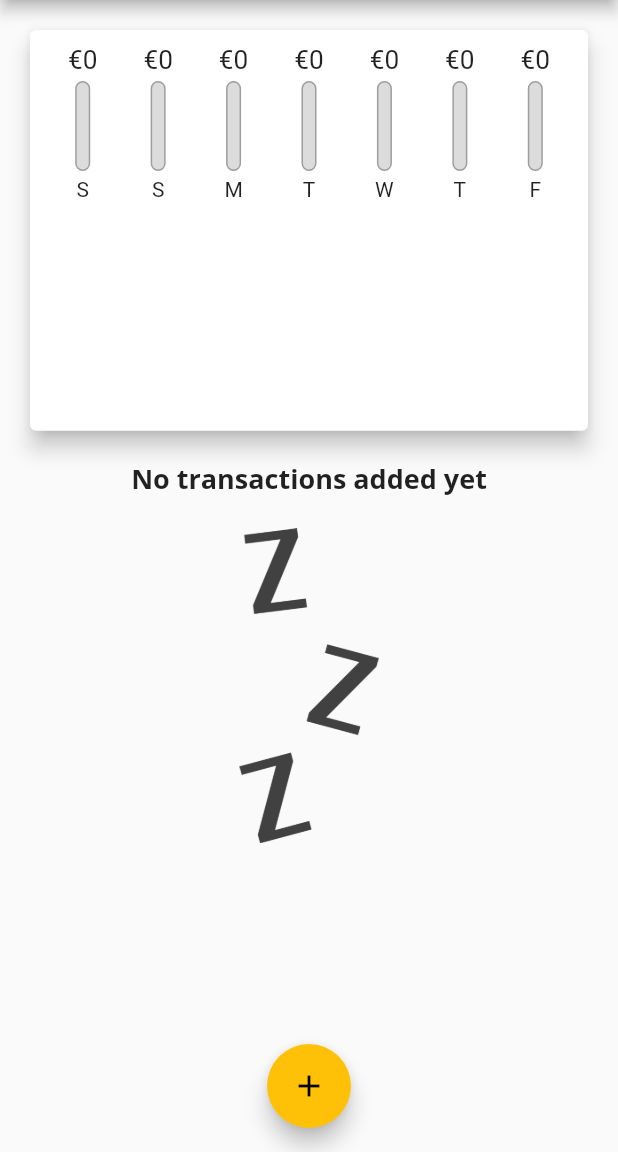
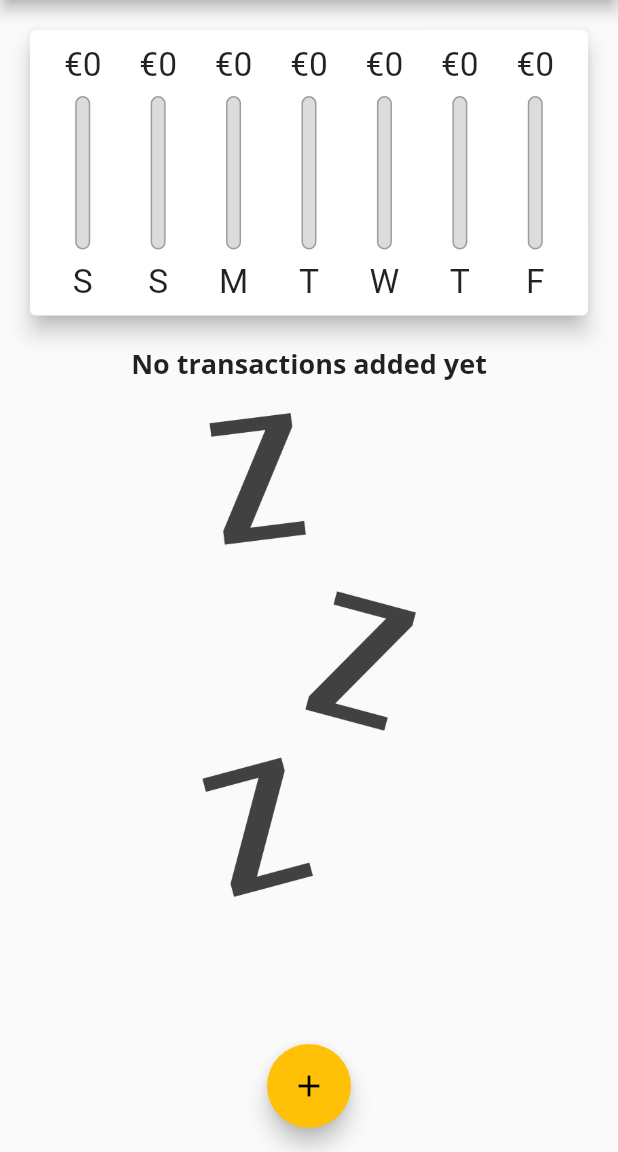
Before and after one commit to airinpopcorn/expenses_project, a Flutter app: the screen it shows after launch, on a phone screen of 412 x 824 dp, the part 84-1236 px from its top. Run offline on Flutter 3.47's test engine with Material 2 defaults, Android fonts, the phone set to English and light mode, and no system bars.

Commit message:
Add different widgets deppending on orientation of device

```diff
--- a/lib/main.dart
+++ b/lib/main.dart
@@ -43,6 +43,7 @@ class MyHomePage extends StatefulWidget {
 
 class _MyHomePageState extends State<MyHomePage> {
   final List<Transaction> _userTransactions = [];
+  bool _showChart = false;
 
   List<Transaction> get _recentTransactions {
     return _userTransactions.where((transaction) {
@@ -81,6 +82,8 @@ class _MyHomePageState extends State<MyHomePage> {
 
   @override
   Widget build(BuildContext context) {
+    final isLandscape =
+        MediaQuery.of(context).orientation == Orientation.landscape;
     final appBar = AppBar(
       title: Text('Personal Expenses'),
       actions: [
@@ -90,6 +93,16 @@ class _MyHomePageState extends State<MyHomePage> {
         )
       ],
     );
+    final txtListWidget = Container(
+      height: (MediaQuery.of(context).size.height -
+              appBar.preferredSize.height -
+              MediaQuery.of(context).padding.top) *
+          0.7,
+      child: TransactionList(
+        _userTransactions,
+        _deleteTransaction,
+      ),
+    );
     return Scaffold(
       appBar: appBar,
       body: SingleChildScrollView(
@@ -97,25 +110,44 @@ class _MyHomePageState extends State<MyHomePage> {
           mainAxisAlignment: MainAxisAlignment.start,
           crossAxisAlignment: CrossAxisAlignment.stretch,
           children: [
+            if (isLandscape)
+              Row(
+                mainAxisAlignment: MainAxisAlignment.center,
+                children: [
+                  Text("Show chart"),
+                  Switch(
+                    value: _showChart,
+                    onChanged: (value) {
+                      setState(() {
+                        _showChart = value;
+                      });
+                    },
+                  )
+                ],
+              ),
+            if (!isLandscape)
               Container(
                 height: (MediaQuery.of(context).size.height -
                         appBar.preferredSize.height -
                         MediaQuery.of(context).padding.top) *
-                  0.4,
+                    0.3,
                 child: Chart(
                   recentTransaction: _recentTransactions,
                 ),
               ),
-            Container(
+            if (!isLandscape) txtListWidget,
+            if (isLandscape)
+              _showChart
+                  ? Container(
                       height: (MediaQuery.of(context).size.height -
                               appBar.preferredSize.height -
                               MediaQuery.of(context).padding.top) *
-                  0.6,
-              child: TransactionList(
-                _userTransactions,
-                _deleteTransaction,
+                          0.7,
+                      child: Chart(
+                        recentTransaction: _recentTransactions,
                       ),
                     )
+                  : txtListWidget
           ],
         ),
       ),
--- a/lib/widgets/chart_bar.dart
+++ b/lib/widgets/chart_bar.dart
@@ -14,21 +14,22 @@ class ChartBar extends StatelessWidget {
 
   @override
   Widget build(BuildContext context) {
+    return LayoutBuilder(builder: (ctx, constraints) {
       return Column(
         children: [
           Container(
-          height: 20,
+            height: constraints.maxHeight * 0.15,
             child: FittedBox(
               child: Text(
                 '€${spendingAmount.toStringAsFixed(0)}',
               ),
             ),
           ),
-        const SizedBox(
-          height: 4,
+          SizedBox(
+            height: constraints.maxHeight * 0.05,
           ),
           Container(
-          height: 60,
+            height: constraints.maxHeight * 0.6,
             width: 10,
             child: Stack(
               children: [
@@ -54,11 +55,15 @@ class ChartBar extends StatelessWidget {
               ],
             ),
           ),
-        const SizedBox(
-          height: 4,
+          SizedBox(
+            height: constraints.maxHeight * 0.05,
           ),
-        Text(label)
+          Container(
+            height: constraints.maxHeight * 0.15,
+            child: FittedBox(child: Text(label)),
+          )
         ],
       );
+    });
   }
 }
--- a/lib/widgets/transaction_list.dart
+++ b/lib/widgets/transaction_list.dart
@@ -12,7 +12,8 @@ class TransactionList extends StatelessWidget {
   @override
   Widget build(BuildContext context) {
     return transactions.isEmpty
-        ? Column(
+        ? LayoutBuilder(builder: (ctx, constraints) {
+            return Column(
               children: [
                 Text(
                   "No transactions added yet",
@@ -22,14 +23,15 @@ class TransactionList extends StatelessWidget {
                   height: 20,
                 ),
                 Container(
-                height: 210,
+                  height: constraints.maxHeight * 0.6,
                   child: Image.asset(
                     "assets/images/waiting.png",
                     fit: BoxFit.cover,
                   ),
                 ),
               ],
-          )
+            );
+          })
         : ListView.builder(
             itemBuilder: (context, index) {
               return Card(
```
Lines whose indentation alone changed are shown as unchanged.
